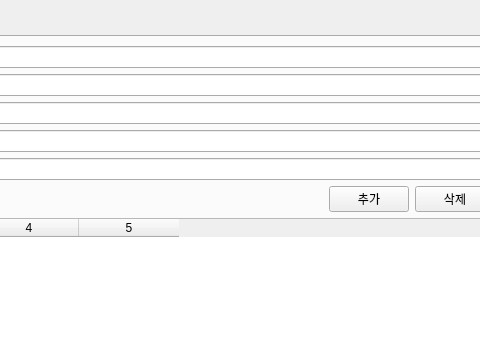
Before: the Qt Designer form ui/dml_form.ui in gdabba-WORK/application_coffee, drawn with Qt 5; both pictures show x 344 to 824 and y 0 to 359 of the 947 by 614 pixel window.
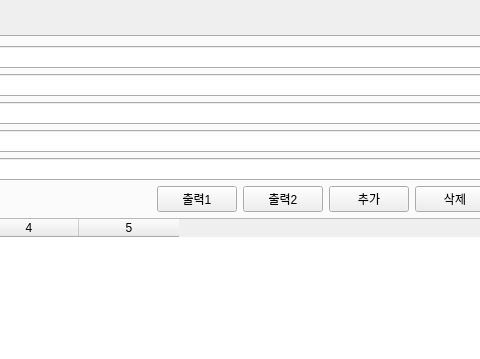
After: the same form once the commit is applied. The open tabs and pages were chosen to show the change.

Commit message: ==ui package== dml_form.py : ManipulationUi 클래스에 버튼 2개 및 각각 signal/slot 추가 rank_form.py : 위의 두 버튼에 대해 반응하는 Ui(추가됨)를 제어하는 RankUi 클래스 정의

Diff of the .ui file:
```diff
--- a/ui/dml_form.ui
+++ b/ui/dml_form.ui
@@ -213,6 +213,20 @@
            </property>
           </spacer>
          </item>
+         <item>
+          <widget class="QPushButton" name="sale_btn_print1">
+           <property name="text">
+            <string>출력1</string>
+           </property>
+          </widget>
+         </item>
+         <item>
+          <widget class="QPushButton" name="sale_btn_print2">
+           <property name="text">
+            <string>출력2</string>
+           </property>
+          </widget>
+         </item>
          <item>
           <widget class="QPushButton" name="sale_btn_add">
            <property name="text">
```
Left out of the diff: 2 changed lines with no effect on the pictures. The commit also changes 3 other files.
